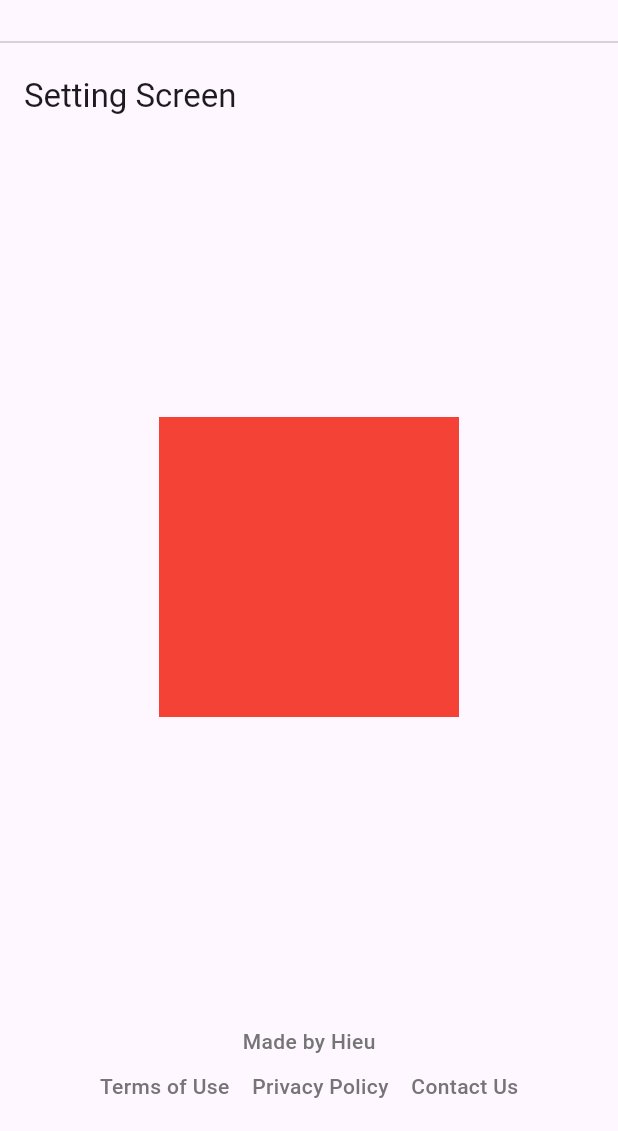
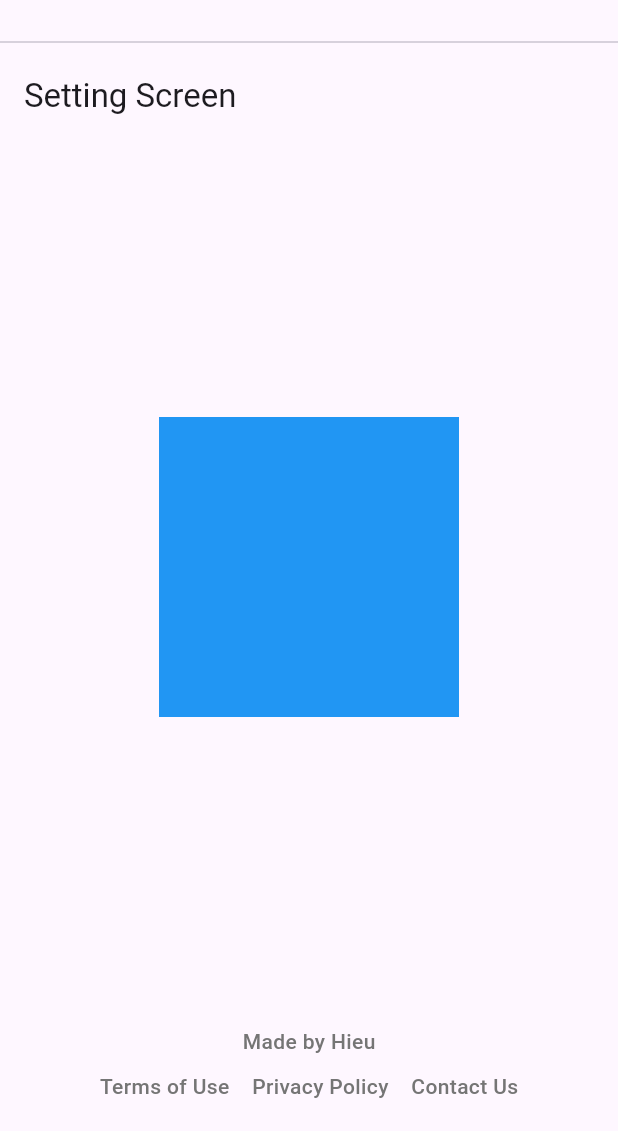
Before and after one commit to hieu987020/isekai-habit, a Flutter app: the SettingScreen screen opened by its route, on a phone screen of 412 x 824 dp, the part 105-1236 px from its top. Run offline on Flutter 3.47's test engine with Material 3 defaults, Android fonts, the phone set to English and light mode, and no system bars; our stand-ins replace dio, get_it, go_router, logger; accounts and stored records are empty.

Commit message:
update setting_Screen

```diff
--- a/lib/presentation/screens/setting_screen.dart
+++ b/lib/presentation/screens/setting_screen.dart
@@ -9,7 +9,7 @@ class SettingScreen extends StatelessWidget {
     return Scaffold(
       appBar: AppBar(title: const Text('Setting Screen')),
       body: Center(
-        child: Container(width: 200, height: 200, color: Colors.red),
+        child: Container(width: 200, height: 200, color: Colors.blue),
       ),
     );
   }
```
